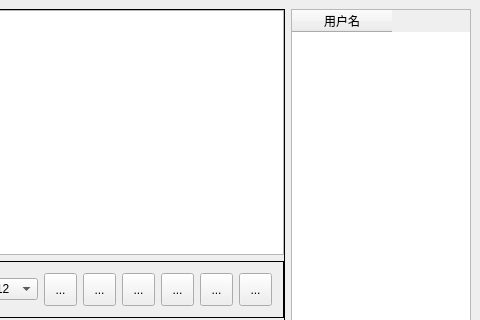
This is 17_MyQQ/widget.ui in madhat386/myQtTest as Qt 5 draws it before an edit; both pictures show x 268 to 748 and y 0 to 320 of the 748 by 468 pixel window. The edited form follows.
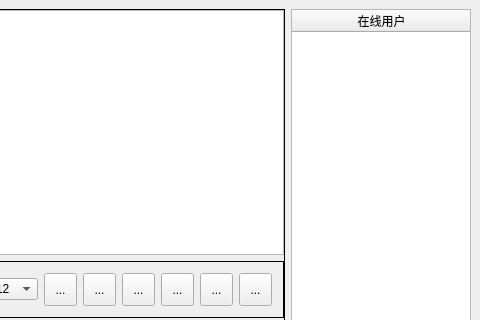
This is the edited form. Icons and pictures are not drawn.

```diff
--- a/17_MyQQ/widget.ui
+++ b/17_MyQQ/widget.ui
@@ -457,9 +457,12 @@
               <property name="selectionBehavior">
                <enum>QAbstractItemView::SelectRows</enum>
               </property>
+              <attribute name="horizontalHeaderDefaultSectionSize">
+               <number>179</number>
+              </attribute>
               <column>
                <property name="text">
-                <string>用户名</string>
+                <string>在线用户</string>
                </property>
               </column>
              </widget>
```
Left out of the diff: 3 changed lines with no effect on the pictures.
